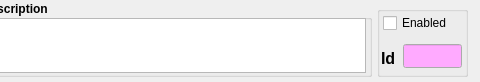
afrankenthal/Monicelli, file ui/stationgb.ui: the form before one commit; both pictures show x 477 to 957 and y 0 to 82 of the 957 by 82 pixel window.
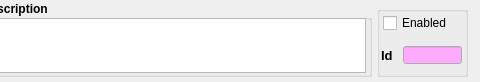
The form after the commit. Custom widgets are drawn as their Qt base class.

```diff
--- a/ui/stationgb.ui
+++ b/ui/stationgb.ui
@@ -129,7 +129,7 @@
      <rect>
       <x>6</x>
       <y>6</y>
-      <width>71</width>
+      <width>81</width>
       <height>22</height>
      </rect>
     </property>
@@ -154,9 +154,9 @@
     <property name="geometry">
      <rect>
       <x>4</x>
-      <y>44</y>
+      <y>40</y>
       <width>19</width>
-      <height>16</height>
+      <height>18</height>
      </rect>
     </property>
     <property name="palette">
@@ -198,7 +198,7 @@
     </property>
     <property name="font">
      <font>
-      <pointsize>12</pointsize>
+      <pointsize>10</pointsize>
       <weight>75</weight>
       <bold>true</bold>
      </font>
@@ -211,9 +211,9 @@
     <property name="geometry">
      <rect>
       <x>26</x>
-      <y>38</y>
+      <y>40</y>
       <width>59</width>
-      <height>24</height>
+      <height>18</height>
      </rect>
     </property>
     <property name="palette">
```
